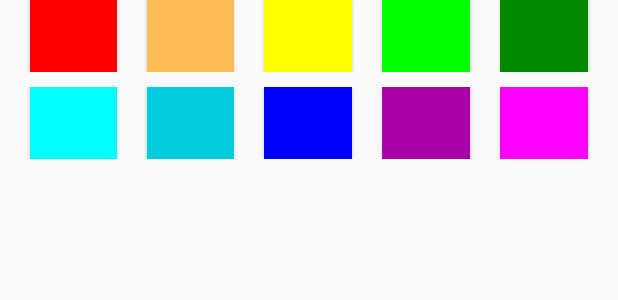
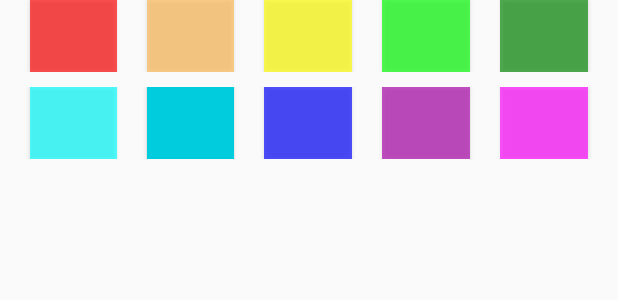
Before and after one commit to Absolute-Value/ToDoCalendar, an Android app: the layout color_set_layout.xml on its own in the app's theme, with its tools: preview values and no code run, on a phone screen of 412 x 824 dp. Shown: the top 300 px of the screen. Run offline under Robolectric (Android 15) with nearby library versions, the phone set to English and light mode, and no system bars.

Commit message:
カレンダーでToDoを3つまでで表示できるようにし、それ以上の時は残りの数も出るようにした。 また、ToDoの色合いを内容が見やすいように修正した

```diff
--- a/app/src/main/java/com/example/x3033076/finalextodocalendar/ColorSetDialogFragment.java
+++ b/app/src/main/java/com/example/x3033076/finalextodocalendar/ColorSetDialogFragment.java
@@ -60,7 +60,7 @@ public class ColorSetDialogFragment extends DialogFragment implements View.OnCli
         int setColor;
         switch (view.getId()) {
             case R.id.setRedBtn:
-                setColor = resource.getColor(R.color.colorRed);
+                setColor = resource.getColor(R.color.colorARed);
                 break;
             case R.id.setYellowBtn:
                 setColor = resource.getColor(R.color.colorYellow);
--- a/app/src/main/res/layout/color_set_layout.xml
+++ b/app/src/main/res/layout/color_set_layout.xml
@@ -16,7 +16,7 @@
             android:layout_height="wrap_content"
             android:layout_weight="1"
             android:layout_marginHorizontal="20dp"
-            android:background="@color/colorRed"/>
+            android:background="@color/colorARed"/>
 
         <Button
             android:id="@+id/setYellowBtn"
--- a/app/src/main/res/layout/todo_list_layout.xml
+++ b/app/src/main/res/layout/todo_list_layout.xml
@@ -122,6 +122,7 @@
             android:layout_weight="4"
             android:layout_marginVertical="5dp"
             android:layout_marginHorizontal="5dp"
+            android:paddingHorizontal="5dp"
             android:textSize="20dp"
             android:textColor="@color/colorBlack"
             android:background="@color/colorWhite"/>
--- a/app/src/main/res/values/colors.xml
+++ b/app/src/main/res/values/colors.xml
@@ -4,15 +4,16 @@
     <color name="colorPrimaryDark">#055</color>
     <color name="colorAccent">#FE0</color>
     <color name="colorRed">#F00</color>
-    <color name="colorYellow">#FB5</color>
-    <color name="colorLightYellow">#FF0</color>
-    <color name="colorLightGreen">#0F0</color>
-    <color name="colorGreen">#080</color>
-    <color name="colorSkyBlue">#0FF</color>
+    <color name="colorARed">#AF00</color>
+    <color name="colorYellow">#AFB5</color>
+    <color name="colorLightYellow">#AFF0</color>
+    <color name="colorLightGreen">#A0F0</color>
+    <color name="colorGreen">#A080</color>
+    <color name="colorSkyBlue">#A0FF</color>
     <color name="colorLightBlue">#0CD</color>
-    <color name="colorBlue">#00F</color>
-    <color name="colorDeepPurple">#A0A</color>
-    <color name="colorPurple">#F0F</color>
+    <color name="colorBlue">#A00F</color>
+    <color name="colorDeepPurple">#AA0A</color>
+    <color name="colorPurple">#AF0F</color>
     <color name="colorWhite">#FFF</color>
     <color name="colorBlack">#000</color>
     <color name="colorGray">#EEE</color>
```
Also changed, not shown: app/src/main/java/com/example/x3033076/finalextodocalendar/CalendarAdapter.java (+17 -3 lines), app/src/main/res/layout/calendar_cell_layout.xml (+51 -7 lines).
